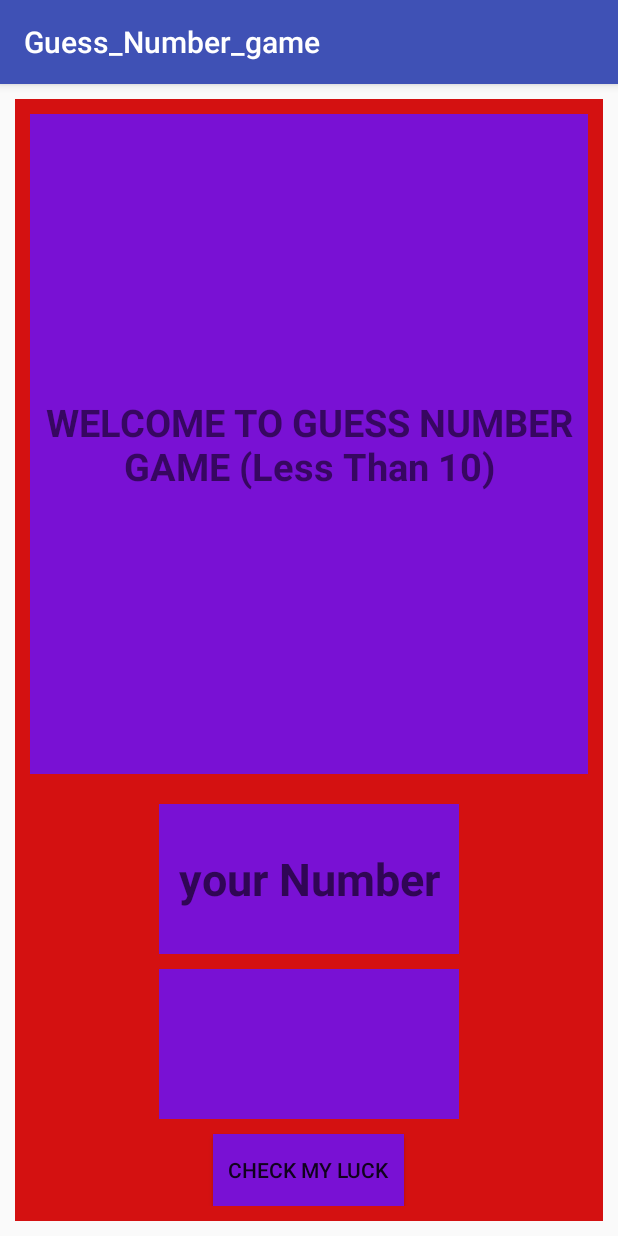
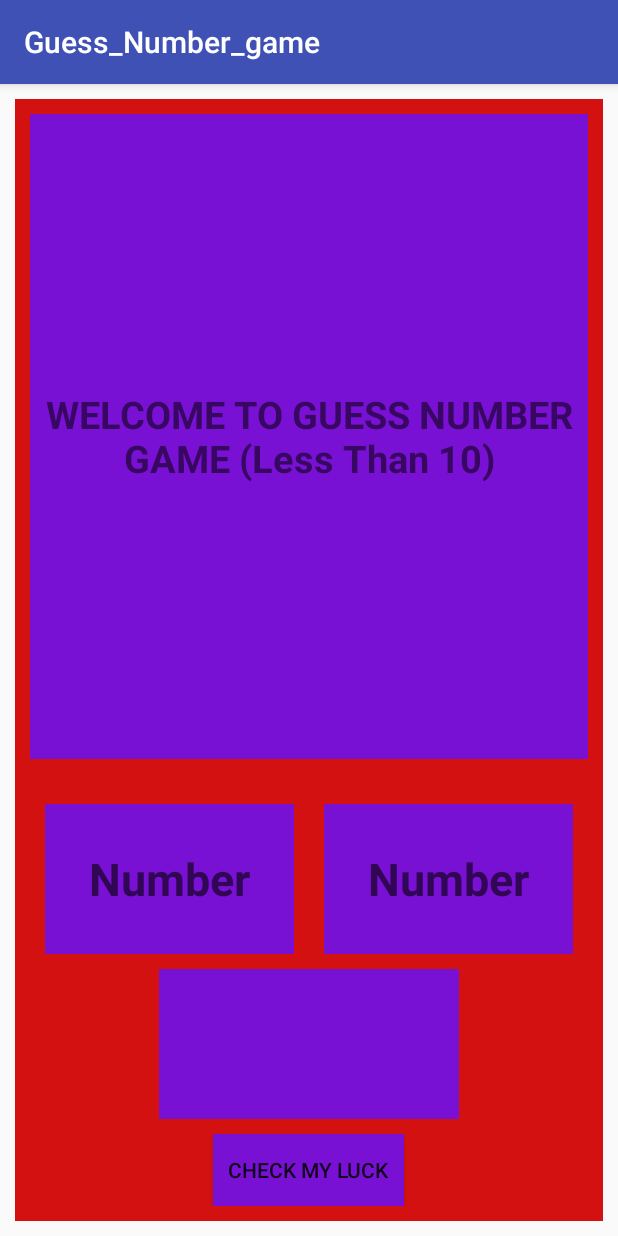
Before and after one commit to zellur/Guess_A_Number_Game, an Android app: the screen it shows after launch (MainActivity), on a phone screen of 412 x 824 dp. Run offline under Robolectric (Android 15) with nearby library versions, the phone set to English and light mode, and no system bars.

Commit message:
using interface passing data one fragment to another fragment

```diff
--- a/app/src/main/java/com/hfad/guess_number_game/BlankFragment.java
+++ b/app/src/main/java/com/hfad/guess_number_game/BlankFragment.java
@@ -1,6 +1,7 @@
 package com.hfad.guess_number_game;
 
 
+import android.content.Context;
 import android.os.Bundle;
 import android.support.v4.app.Fragment;
 import android.support.v4.app.FragmentManager;
@@ -22,11 +23,23 @@ public class BlankFragment extends Fragment {
     private EditText input;
     private TextView result;
     private Button luck;
-
+    private EditText inputTwo;
     private String et;
+    private String etTwo;
+    private SendNumber resultShow;
 
     public BlankFragment() {
         // Required empty public constructor
+    }
+
+
+    @Override
+    public void onAttach(Context context) {
+
+
+        super.onAttach(context);
+
+        resultShow = (SendNumber) context;
     }
 
 
@@ -36,13 +49,19 @@ public class BlankFragment extends Fragment {
         // Inflate the layout for this fragment
        View v =inflater.inflate(R.layout.fragment_blank, container, false);
         input = v.findViewById(R.id.number);
+        inputTwo=v.findViewById(R.id.numbertwo);
         result = v.findViewById(R.id.result);
         luck = v.findViewById(R.id.button);
          et = input.getText().toString();
+         etTwo = inputTwo.getText().toString();
 
          if(et.equals("")){
 
              et = "0";
+         }
+         if(etTwo.equals("")){
+
+             etTwo = "0";
          }
 
 
@@ -51,28 +70,11 @@ public class BlankFragment extends Fragment {
             public void onClick(View v) {
                 int resultNum = (int) (Math.random() * 10);
                 result.setText(String.valueOf(resultNum));
-                int guess = Integer.parseInt(et);
-                if (resultNum==guess){
-                    luck.setText("Get Your Prize here");
-                    if(luck.getText().equals("Get Your Prize here")){
-                        luck.setText("CHECK MY LUCK");
-                        FragmentManager fm = getFragmentManager();
-                        FragmentTransaction ft = fm.beginTransaction();
-                        BlankFragment2 res = new BlankFragment2();
-                        ft.replace(R.id.fragment,res);
-                        ft.addToBackStack(null);
-                        ft.commit();
-                    }else {
-                        luck.setText("CHECK MY LUCK");
-
-                    }
-
-                }else{
-                    Toast.makeText(getContext(), "Your Guess Is Not Correct!!!!", Toast.LENGTH_SHORT).show();
-
-                }
+                int rr = Integer.parseInt(result.getText().toString());
+                resultShow.getNum(rr);
 
                 input.setText("");
+                inputTwo.setText("");
 
 
             }
@@ -80,4 +82,11 @@ public class BlankFragment extends Fragment {
        return v;
     }
 
+    public interface SendNumber{
+
+        void getNum(int num);
+    }
+
+
+
 }
--- a/app/src/main/java/com/hfad/guess_number_game/MainActivity.java
+++ b/app/src/main/java/com/hfad/guess_number_game/MainActivity.java
@@ -5,7 +5,7 @@ import android.support.v4.app.FragmentManager;
 import android.support.v7.app.AppCompatActivity;
 import android.os.Bundle;
 
-public class MainActivity extends AppCompatActivity {
+public class MainActivity extends AppCompatActivity implements BlankFragment.SendNumber{
 
     @Override
     protected void onCreate(Bundle savedInstanceState) {
@@ -19,4 +19,22 @@ public class MainActivity extends AppCompatActivity {
         ft.addToBackStack(null);
         ft.commit();
     }
+
+    @Override
+    public void getNum(int num) {
+
+
+        FragmentManager fragmentManager = getSupportFragmentManager();
+        android.support.v4.app.FragmentTransaction fragmentTransaction = fragmentManager.beginTransaction();
+        Bundle b = new Bundle();
+        b.putInt("result",num);
+
+        BlankFragment2 two = new BlankFragment2();
+        two.setArguments(b);
+
+        fragmentTransaction.replace(R.id.fragment,two);
+        fragmentTransaction.addToBackStack(null);
+        fragmentTransaction.commit();
+
+    }
 }
--- a/app/src/main/res/layout/fragment_blank.xml
+++ b/app/src/main/res/layout/fragment_blank.xml
@@ -22,18 +22,45 @@
         android:text="WELCOME TO GUESS NUMBER GAME
 (Less Than 10)"/>
 
+    <LinearLayout
+        android:layout_width="match_parent"
+        android:layout_height="wrap_content"
+        android:orientation="horizontal">
+
+
         <EditText
             android:id="@+id/number"
-        android:layout_marginBottom="10dp"
+            android:layout_margin="10dp"
             android:layout_width="200dp"
             android:layout_height="100dp"
             android:gravity="center"
             android:textSize="30dp"
             android:textStyle="bold"
             android:inputType="number"
-        android:hint="your Number"
+            android:hint="Number"
+            android:layout_weight="1"
             android:background="#7911d4"
             />
+
+        <EditText
+            android:id="@+id/numbertwo"
+            android:layout_margin="10dp"
+            android:layout_width="200dp"
+            android:layout_height="100dp"
+            android:gravity="center"
+            android:textSize="30dp"
+            android:textStyle="bold"
+            android:inputType="number"
+            android:hint="Number"
+            android:layout_weight="1"
+            android:background="#7911d4"
+            />
+
+
+
+    </LinearLayout>
+
+
 
 
     <TextView
```
Also changed, not shown: app/src/main/java/com/hfad/guess_number_game/BlankFragment2.java (+13 -0 lines), app/src/main/res/layout/fragment_blank_fragment2.xml (+10 -0 lines). Lines whose indentation alone changed are shown as unchanged.
